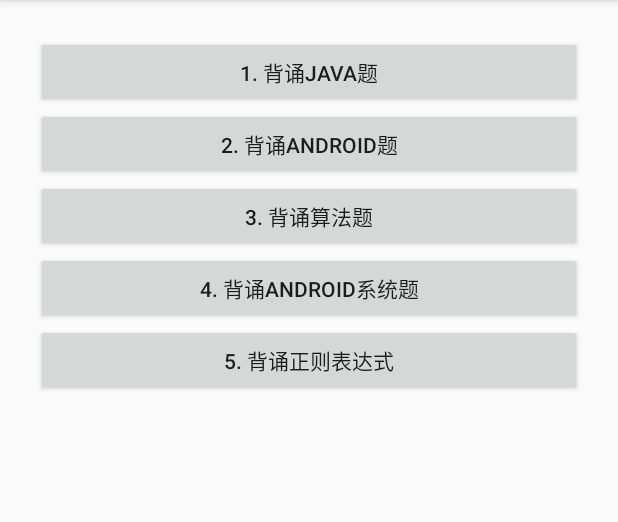
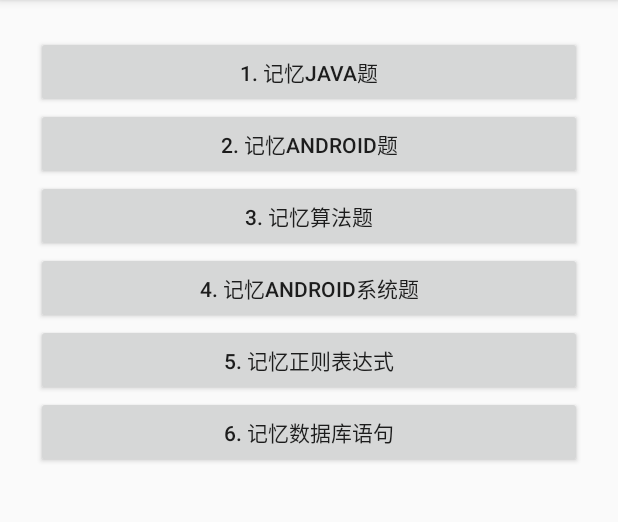
Before and after one commit to sufadi/ReciteInterviewQuestions, an Android app: the screen it shows after launch (MainActivity), on a phone screen of 412 x 824 dp, the part 84-606 px from its top. Run offline under Robolectric (Android 15) with nearby library versions, the phone set to English and light mode, and no system bars.

Commit message:
add splite3

```diff
--- a/app/src/main/java/com/sufadi/reciteinterviewquestions/MainActivity.kt
+++ b/app/src/main/java/com/sufadi/reciteinterviewquestions/MainActivity.kt
@@ -39,6 +39,7 @@ class MainActivity : AppCompatActivity() , OnClickListener {
         btn_recite_algorithm.setOnClickListener(this)
         btn_recite_android_system.setOnClickListener(this)
         btn_recite_regular_expression.setOnClickListener(this)
+        btn_recite_sqlite3.setOnClickListener(this)
     }
 
     /**
@@ -55,6 +56,7 @@ class MainActivity : AppCompatActivity() , OnClickListener {
             R.id.btn_recite_android_system -> gotoReciteUI(Constans.TYPE_ANDROID_SYSTEM, buttonView.text as String)
             R.id.btn_recite_algorithm -> gotoReciteUI(Constans.TYPE_ALGORITHM, buttonView.text as String)
             R.id.btn_recite_regular_expression -> gotoReciteUI(Constans.TYPE_REGULAR_EXPRESSION, buttonView.text as String)
+            R.id.btn_recite_sqlite3 -> gotoReciteUI(Constans.TYPE_REGULAR_SQLITE3, buttonView.text as String)
         }
     }
 
--- a/app/src/main/java/com/sufadi/reciteinterviewquestions/utils/Constans.kt
+++ b/app/src/main/java/com/sufadi/reciteinterviewquestions/utils/Constans.kt
@@ -12,6 +12,7 @@ object Constans {
     const val TYPE_ALGORITHM = 2
     const val TYPE_ANDROID_SYSTEM = 3
     const val TYPE_REGULAR_EXPRESSION = 4
+    const val TYPE_REGULAR_SQLITE3 = 5
 
     const val DB_NAME = "ReciteData.db"
     // /storage/emulated/0/
@@ -24,6 +25,7 @@ object Constans {
     const val DB_TABLE_NAME_ANDROID_SYSTEM = "android_system"
     const val DB_TABLE_NAME_RECITE_ALGORITHM = "recite_algorithm"
     const val DB_TABLE_NAME_REGULAR_EXPRESSION = "regular_expression"
+    const val DB_TABLE_NAME_SQLITE3 = "sqlite3"
 
     const val DB_KEY_ID= "id"
     const val DB_KEY_QUESTION = "question"
--- a/app/src/main/res/layout/activity_main.xml
+++ b/app/src/main/res/layout/activity_main.xml
@@ -13,30 +13,36 @@
         android:id="@+id/btn_recite_java"
         android:layout_width="match_parent"
         android:layout_height="wrap_content"
-        android:text="1. 背诵Java题"/>
+        android:text="1. 记忆Java题"/>
 
     <Button
         android:id="@+id/btn_recite_android"
         android:layout_width="match_parent"
         android:layout_height="wrap_content"
-        android:text="2. 背诵Android题"/>
+        android:text="2. 记忆Android题"/>
 
     <Button
         android:id="@+id/btn_recite_algorithm"
         android:layout_width="match_parent"
         android:layout_height="wrap_content"
-        android:text="3. 背诵算法题"/>
+        android:text="3. 记忆算法题"/>
 
     <Button
         android:id="@+id/btn_recite_android_system"
         android:layout_width="match_parent"
         android:layout_height="wrap_content"
-        android:text="4. 背诵Android系统题"/>
+        android:text="4. 记忆Android系统题"/>
 
     <Button
         android:id="@+id/btn_recite_regular_expression"
         android:layout_width="match_parent"
         android:layout_height="wrap_content"
-        android:text="5. 背诵正则表达式"/>
+        android:text="5. 记忆正则表达式"/>
+
+    <Button
+        android:id="@+id/btn_recite_sqlite3"
+        android:layout_width="match_parent"
+        android:layout_height="wrap_content"
+        android:text="6. 记忆数据库语句"/>
 
 </LinearLayout>
```
Also changed, not shown: app/src/main/java/com/sufadi/reciteinterviewquestions/db/DBOpenHelper.kt (+13 -1 lines), 1 other file.
